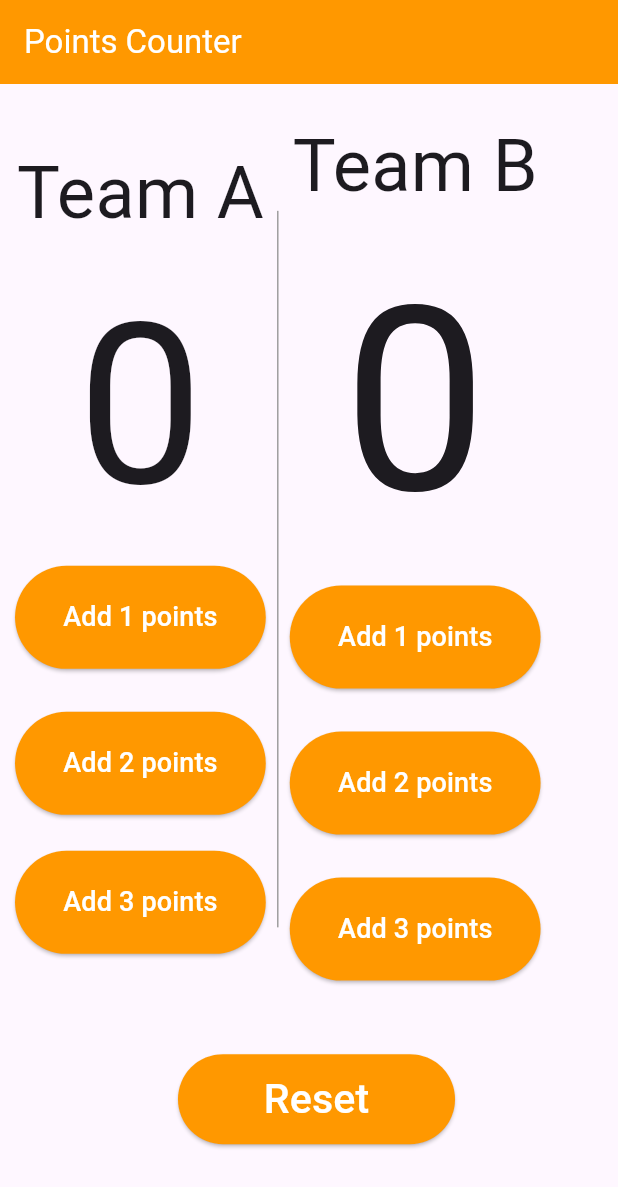
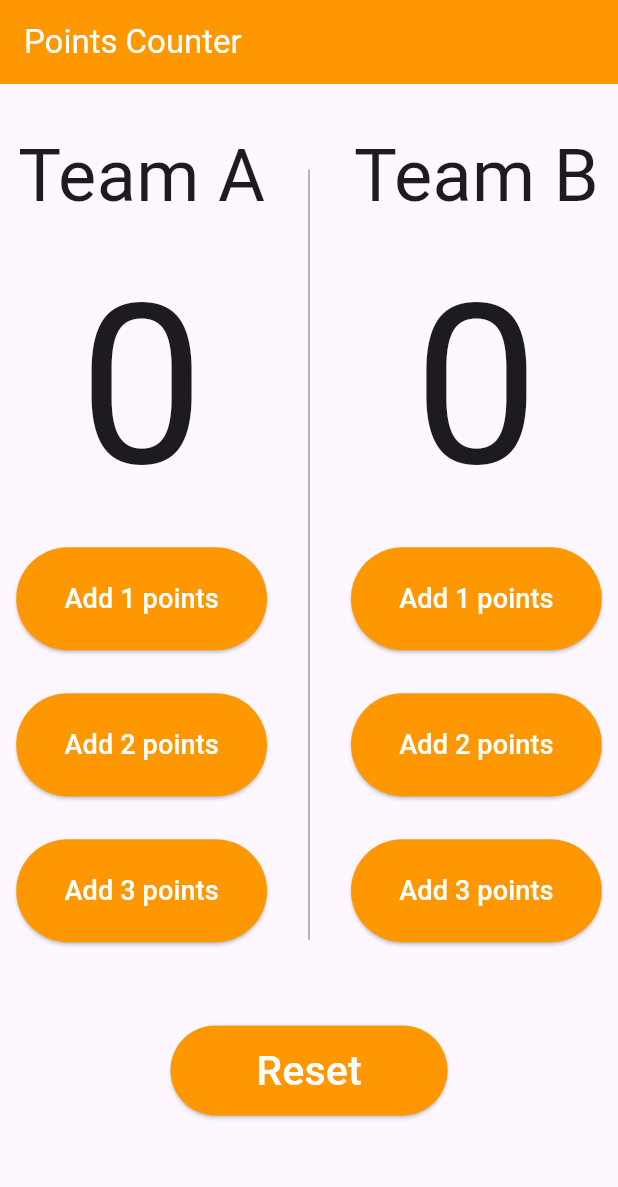
Before and after one commit to A7medkatheer/basketball_points, a Flutter app: the screen it shows after launch, on a phone screen of 412 x 824 dp. Shown: the top 1187 px of the screen. Run offline on Flutter 3.47's test engine with Material 3 defaults, Android fonts, the phone set to English and light mode, and no system bars; our stand-ins replace bloc, flutter_bloc, flutter_screenutil.

Commit message:
last edit

```diff
--- /dev/null
+++ b/devtools_options.yaml
@@ -0,0 +1 @@
+extensions:
--- a/lib/home_page.dart
+++ b/lib/home_page.dart
@@ -31,15 +31,15 @@ class HomePage extends StatelessWidget {
             ),
             backgroundColor: Colors.orange,
           ),
-          body: Container(
-            margin: const EdgeInsets.only(left: 10),
-            child: Column(
+          body: Column(
+            // crossAxisAlignment: CrossAxisAlignment.center,
+            // mainAxisAlignment: MainAxisAlignment.center,
             children: [
               const Spacer(
                 flex: 1,
               ),
               Row(
-                  // mainAxisAlignment: MainAxisAlignment.spaceEvenly,
+                mainAxisAlignment: MainAxisAlignment.spaceEvenly,
                 children: [
                   Column(
                     children: [
@@ -52,8 +52,9 @@ class HomePage extends StatelessWidget {
                       ),
                       Text(
                         "${BlocProvider.of<CounterCubit>(context).teamAPoint}",
-                          style: const TextStyle(
-                            fontSize: 150,
+                        style: TextStyle(
+                          fontSize: 130.sp,
+
                           // fontWeight: FontWeight.bold,
                         ),
                       ),
@@ -78,8 +79,8 @@ class HomePage extends StatelessWidget {
                               team: "A",
                             );
                           }),
-                        const SizedBox(
-                          height: 24,
+                      SizedBox(
+                        height: 24.h,
                       ),
                       Button(
                           addpoints: 'Add 3 points',
@@ -96,7 +97,8 @@ class HomePage extends StatelessWidget {
                     ],
                   ),
                   SizedBox(
-                      height: 400.h,
+                    height: 430.h,
+                    width: 30.w,
                     child: const VerticalDivider(
                       color: Colors.grey,
                       thickness: 1,
@@ -114,7 +116,7 @@ class HomePage extends StatelessWidget {
                       Text(
                         "${BlocProvider.of<CounterCubit>(context).teamBPoint}",
                         style: TextStyle(
-                            fontSize: 150.sp,
+                          fontSize: 130.sp,
                           // fontWeight: FontWeight.bold,
                         ),
                       ),
@@ -182,7 +184,6 @@ class HomePage extends StatelessWidget {
               )
             ],
           ),
-          ),
         );
       },
     );
```
Lines whose indentation alone changed are shown as unchanged.
